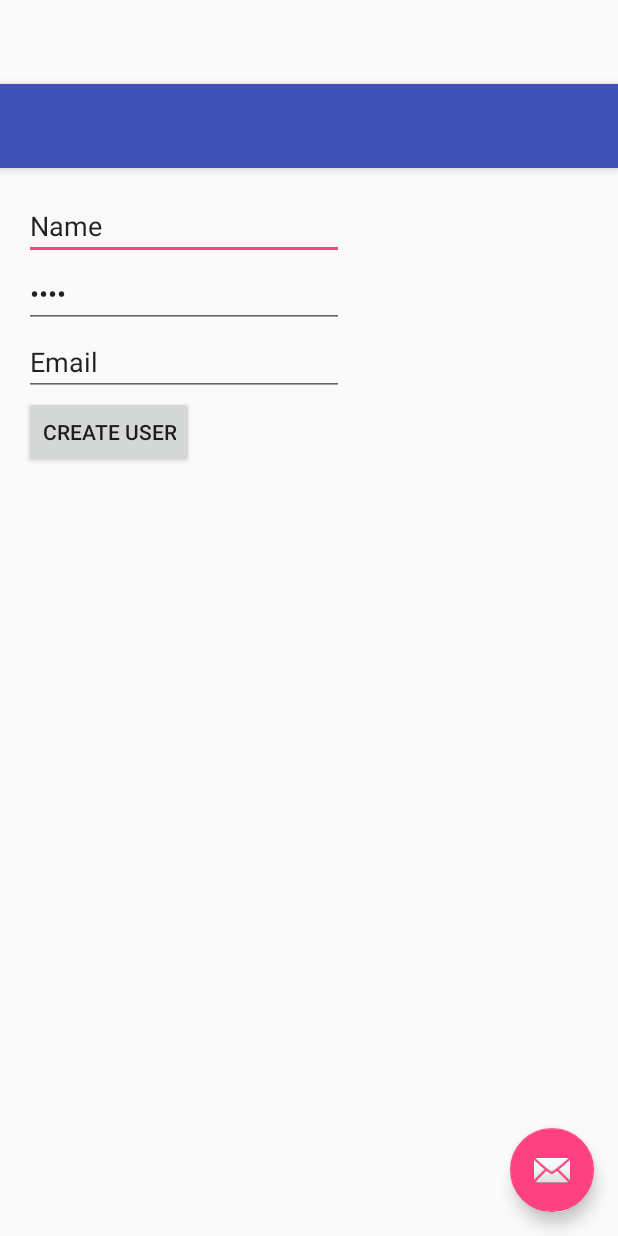
After one commit to Miyagee/LiveNow, an Android app: the layout activity_create_user.xml on its own in the app's theme, with its tools: preview values and no code run, on a phone screen of 412 x 824 dp. The commit adds this screen. Run offline under Robolectric (Android 15) with nearby library versions, the phone set to English and light mode, and no system bars.

Commit message:
add recent

```diff
--- a/app/build.gradle
+++ b/app/build.gradle
@@ -24,4 +24,5 @@ dependencies {
     testCompile 'junit:junit:4.12'
     compile 'com.android.support:appcompat-v7:23.1.1'
     compile 'com.android.support:design:23.1.1'
+    compile files('libs/firebase-client-android-2.5.0.jar')
 }
--- /dev/null
+++ b/app/src/main/java/com/now/live/livenow/CreateUser.java
@@ -0,0 +1,37 @@
+package com.now.live.livenow;
+
+import android.os.Bundle;
+import android.support.design.widget.FloatingActionButton;
+import android.support.design.widget.Snackbar;
+import android.support.v7.app.AppCompatActivity;
+import android.support.v7.widget.Toolbar;
+import android.view.View;
+
+import com.firebase.client.Firebase;
+
+public class CreateUser extends AppCompatActivity {
+
+    Firebase ref = new Firebase("https://live-now.firebaseio.com/");
+
+    @Override
+    protected void onCreate(Bundle savedInstanceState) {
+        super.onCreate(savedInstanceState);
+        setContentView(R.layout.activity_create_user);
+        Toolbar toolbar = (Toolbar) findViewById(R.id.toolbar);
+        setSupportActionBar(toolbar);
+
+        FloatingActionButton fab = (FloatingActionButton) findViewById(R.id.fab);
+        fab.setOnClickListener(new View.OnClickListener() {
+            @Override
+            public void onClick(View view) {
+                Snackbar.make(view, "Replace with your own action", Snackbar.LENGTH_LONG)
+                        .setAction("Action", null).show();
+            }
+        });
+    }
+
+    public void addNewUser(String name, String password, String email){
+
+    }
+
+}
--- a/app/src/main/java/com/now/live/livenow/MainActivity.java
+++ b/app/src/main/java/com/now/live/livenow/MainActivity.java
@@ -1,5 +1,6 @@
 package com.now.live.livenow;
 
+import android.content.Intent;
 import android.os.Bundle;
 import android.support.design.widget.FloatingActionButton;
 import android.support.design.widget.Snackbar;
@@ -52,4 +53,10 @@ public class MainActivity extends AppCompatActivity {
 
         return super.onOptionsItemSelected(item);
     }
+
+    public void newUser(View view){
+        Intent intent = new Intent(this, CreateUser.class);
+        startActivity(intent);
+    }
+
 }
--- /dev/null
+++ b/app/src/main/res/layout/activity_create_user.xml
@@ -0,0 +1,34 @@
+<?xml version="1.0" encoding="utf-8"?>
+<android.support.design.widget.CoordinatorLayout xmlns:android="http://schemas.android.com/apk/res/android"
+    xmlns:app="http://schemas.android.com/apk/res-auto"
+    xmlns:tools="http://schemas.android.com/tools"
+    android:layout_width="match_parent"
+    android:layout_height="match_parent"
+    android:fitsSystemWindows="true"
+    tools:context="com.now.live.livenow.CreateUser">
+
+    <android.support.design.widget.AppBarLayout
+        android:layout_width="match_parent"
+        android:layout_height="wrap_content"
+        android:theme="@style/AppTheme.AppBarOverlay">
+
+        <android.support.v7.widget.Toolbar
+            android:id="@+id/toolbar"
+            android:layout_width="match_parent"
+            android:layout_height="?attr/actionBarSize"
+            android:background="?attr/colorPrimary"
+            app:popupTheme="@style/AppTheme.PopupOverlay" />
+
+    </android.support.design.widget.AppBarLayout>
+
+    <include layout="@layout/content_create_user" />
+
+    <android.support.design.widget.FloatingActionButton
+        android:id="@+id/fab"
+        android:layout_width="wrap_content"
+        android:layout_height="wrap_content"
+        android:layout_gravity="bottom|end"
+        android:layout_margin="@dimen/fab_margin"
+        android:src="@android:drawable/ic_dialog_email" />
+
+</android.support.design.widget.CoordinatorLayout>
--- /dev/null
+++ b/app/src/main/res/layout/content_create_user.xml
@@ -0,0 +1,51 @@
+<?xml version="1.0" encoding="utf-8"?>
+<RelativeLayout xmlns:android="http://schemas.android.com/apk/res/android"
+    xmlns:app="http://schemas.android.com/apk/res-auto"
+    xmlns:tools="http://schemas.android.com/tools"
+    android:layout_width="match_parent"
+    android:layout_height="match_parent"
+    android:paddingBottom="@dimen/activity_vertical_margin"
+    android:paddingLeft="@dimen/activity_horizontal_margin"
+    android:paddingRight="@dimen/activity_horizontal_margin"
+    android:paddingTop="@dimen/activity_vertical_margin"
+    app:layout_behavior="@string/appbar_scrolling_view_behavior"
+    tools:context="com.now.live.livenow.CreateUser"
+    tools:showIn="@layout/activity_create_user">
+
+    <LinearLayout
+        android:orientation="vertical"
+        android:layout_width="match_parent"
+        android:layout_height="match_parent">
+            <EditText
+                android:layout_width="wrap_content"
+                android:layout_height="wrap_content"
+                android:inputType="textPersonName"
+                android:text="Name"
+                android:ems="10"
+                android:id="@+id/nameField" />
+            <EditText
+                android:layout_width="wrap_content"
+                android:layout_height="wrap_content"
+                android:inputType="textPassword"
+                android:text="Name"
+                android:ems="10"
+                android:id="@+id/passwordField" />
+            <EditText
+                android:layout_width="wrap_content"
+                android:layout_height="wrap_content"
+                android:inputType="textEmailAddress"
+                android:text="Email"
+                android:ems="10"
+                android:id="@+id/emailField" />
+
+            <Button
+                android:layout_width="wrap_content"
+                android:layout_height="wrap_content"
+                android:text="Create User"
+                android:id="@+id/createUserButton"
+                android:onClick="addNewUser"/>
+
+    </LinearLayout>
+
+
+</RelativeLayout>
--- a/app/src/main/res/layout/content_main.xml
+++ b/app/src/main/res/layout/content_main.xml
@@ -15,5 +15,18 @@
     <TextView
         android:layout_width="wrap_content"
         android:layout_height="wrap_content"
-        android:text="Hello World!" />
+        android:text="" />
+
+    <LinearLayout
+        android:orientation="vertical"
+        android:layout_width="match_parent"
+        android:layout_height="match_parent">
+        <Button
+            android:layout_width="wrap_content"
+            android:layout_height="wrap_content"
+            android:text="New User"
+            android:onClick="newUser"/>
+    </LinearLayout>
+
+
 </RelativeLayout>
--- a/app/src/main/res/values/strings.xml
+++ b/app/src/main/res/values/strings.xml
@@ -1,4 +1,5 @@
 <resources>
     <string name="app_name">Live Now</string>
     <string name="action_settings">Settings</string>
+    <string name="title_activity_create_user">Create User</string>
 </resources>
```
